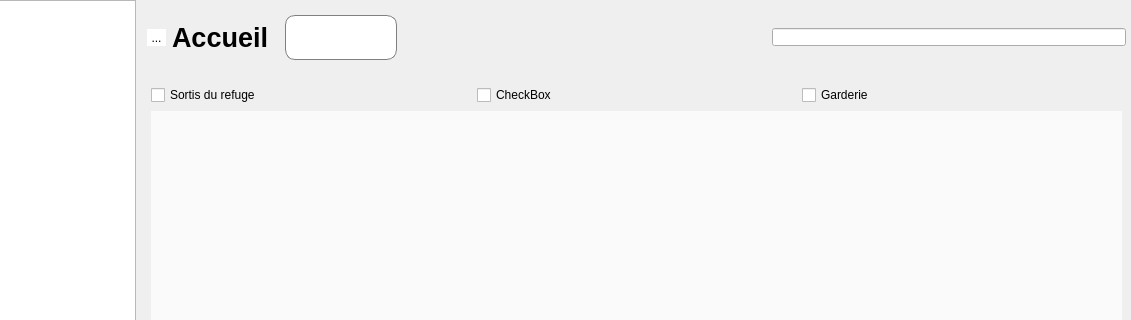
The window that mainwindow.ui (ArtAuc/mkrescue) describes before a commit, drawn with Qt 5; both pictures show x 120 to 1251 and y 0 to 320 of the 1251 by 739 pixel window.
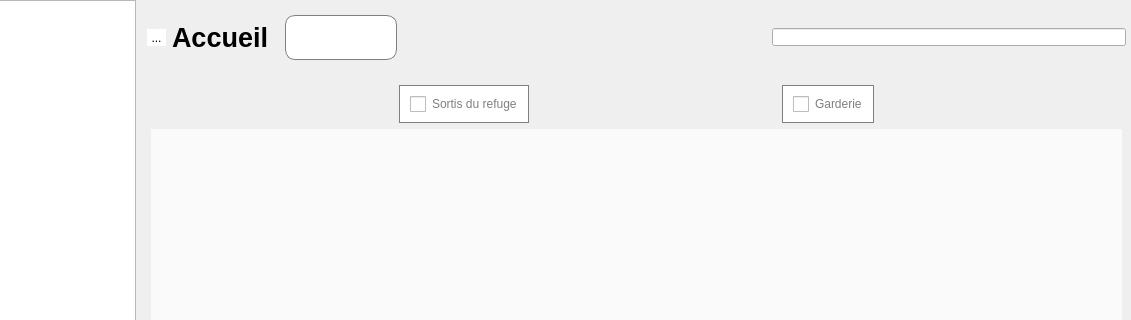
The same window after the commit. Icons and pictures are not drawn. Custom widgets are drawn as their Qt base class.

Patch:
```diff
--- a/mainwindow.ui
+++ b/mainwindow.ui
@@ -436,7 +436,36 @@
         <widget class="QWidget" name="homePage"/>
         <widget class="QWidget" name="dogCardsPage">
          <property name="styleSheet">
-          <string notr="true">QFrame{
+          <string notr="true">QCheckBox {
+    color: white;
+    border-radius: 20px;
+	padding:10px;
+}
+
+QCheckBox:checked {
+	background-color:green;
+	border:none;
+}
+QCheckBox:unchecked {
+	border: 1px solid gray;
+    background-color: white;
+	color:gray
+}
+
+QCheckBox::indicator:checked {
+	image:url('media/checked.png');
+}
+
+QCheckBox::indicator:unchecked {
+	image: url('media/cross.png');
+}
+
+QCheckBox::indicator {
+    width: 16px;
+    height: 16px;
+}
+
+QFrame{
 	background-color:white;
 	color:#333;
 	border:1px solid #ddd;
@@ -457,27 +486,69 @@
          <layout class="QVBoxLayout" name="verticalLayout_10">
           <item>
            <layout class="QHBoxLayout" name="horizontalLayout_4">
+            <item>
+             <spacer name="horizontalSpacer_5">
+              <property name="orientation">
+               <enum>Qt::Horizontal</enum>
+              </property>
+              <property name="sizeHint" stdset="0">
+               <size>
+                <width>40</width>
+                <height>20</height>
+               </size>
+              </property>
+             </spacer>
+            </item>
             <item>
              <widget class="QCheckBox" name="outCheckbox">
+              <property name="styleSheet">
+               <string notr="true">QCheckBox:checked{
+	background-color:#a3acbd
+}</string>
+              </property>
               <property name="text">
                <string>Sortis du refuge</string>
               </property>
              </widget>
             </item>
             <item>
-             <widget class="QCheckBox" name="checkBox">
-              <property name="text">
-               <string>CheckBox</string>
+             <spacer name="horizontalSpacer_7">
+              <property name="orientation">
+               <enum>Qt::Horizontal</enum>
               </property>
-             </widget>
+              <property name="sizeHint" stdset="0">
+               <size>
+                <width>40</width>
+                <height>20</height>
+               </size>
+              </property>
+             </spacer>
             </item>
             <item>
              <widget class="QCheckBox" name="careCheckbox">
+              <property name="styleSheet">
+               <string notr="true">QCheckBox:checked{
+	    background-color: #97717a;
+}</string>
+              </property>
               <property name="text">
                <string>Garderie</string>
               </property>
              </widget>
             </item>
+            <item>
+             <spacer name="horizontalSpacer_6">
+              <property name="orientation">
+               <enum>Qt::Horizontal</enum>
+              </property>
+              <property name="sizeHint" stdset="0">
+               <size>
+                <width>40</width>
+                <height>20</height>
+               </size>
+              </property>
+             </spacer>
+            </item>
            </layout>
           </item>
           <item>
@@ -494,7 +565,7 @@
                <x>0</x>
                <y>0</y>
                <width>969</width>
-               <height>583</height>
+               <height>566</height>
               </rect>
              </property>
              <property name="styleSheet">
```
